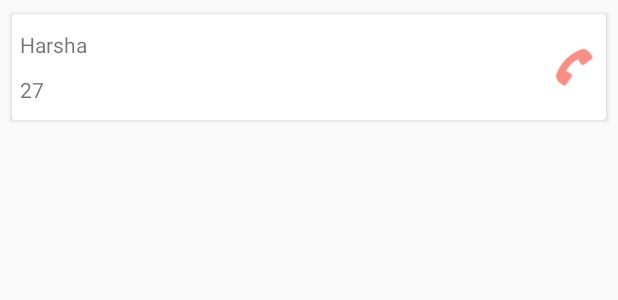
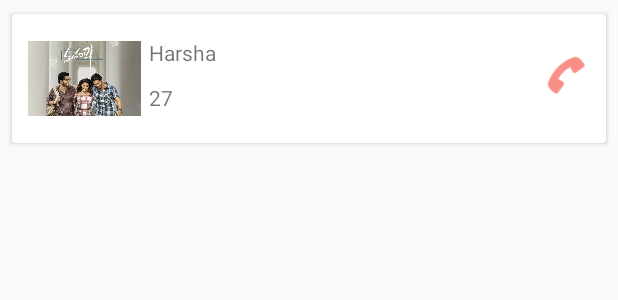
Before and after one commit to TecmaxBTM/AndroidBasics, an Android app: the layout adapter_student_item.xml on its own in the app's theme, with its tools: preview values and no code run, on a phone screen of 412 x 824 dp. Shown: the top 300 px of the screen. Run offline under Robolectric (Android 15) with nearby library versions, the phone set to English and light mode, and no system bars.

```diff
--- a/CornGenerator/app/build.gradle
+++ b/CornGenerator/app/build.gradle
@@ -26,6 +26,7 @@ dependencies {
     implementation 'com.android.support.constraint:constraint-layout:1.1.3'
     implementation 'com.android.support:design:28.0.0'
     implementation 'com.android.support:support-v4:28.0.0'
+    implementation 'com.squareup.picasso:picasso:2.5.2'
     testImplementation 'junit:junit:4.12'
     androidTestImplementation 'com.android.support.test:runner:1.0.2'
     androidTestImplementation 'com.android.support.test.espresso:espresso-core:3.0.2'
--- a/CornGenerator/app/src/main/AndroidManifest.xml
+++ b/CornGenerator/app/src/main/AndroidManifest.xml
@@ -3,6 +3,8 @@
     xmlns:tools="http://schemas.android.com/tools"
     package="com.hotstar.corngenerator">
 
+
+    <uses-permission android:name="android.permission.INTERNET"/>
     <application
         android:allowBackup="true"
         android:icon="@mipmap/ic_launcher"
--- a/CornGenerator/app/src/main/java/com/hotstar/corngenerator/LauncherActivity.java
+++ b/CornGenerator/app/src/main/java/com/hotstar/corngenerator/LauncherActivity.java
@@ -25,7 +25,7 @@ public class LauncherActivity extends AppCompatActivity {
                 finish();
                 startActivity(new Intent(LauncherActivity.this, ExpandingActivity.class));
             }
-        }, 4000);
+        }, 1000);
 
     }
 }
--- a/CornGenerator/app/src/main/res/layout/adapter_student_item.xml
+++ b/CornGenerator/app/src/main/res/layout/adapter_student_item.xml
@@ -5,8 +5,8 @@
     android:layout_width="match_parent"
     android:layout_height="wrap_content"
     android:layout_marginStart="5dp"
-    android:layout_marginEnd="5dp"
-    android:layout_marginTop="5dp">
+    android:layout_marginTop="5dp"
+    android:layout_marginEnd="5dp">
 
     <android.support.v7.widget.CardView
         android:layout_width="match_parent"
@@ -20,12 +20,21 @@
 
         <RelativeLayout
             android:layout_width="match_parent"
-            android:layout_height="wrap_content">
+            android:layout_height="75dp"
+            android:padding="5dp">
+
+            <ImageView
+                android:id="@+id/stImage"
+                android:layout_width="75dp"
+                android:layout_height="match_parent"
+                tools:src="@drawable/msj" />
 
             <TextView
                 android:id="@+id/stName"
                 android:layout_width="match_parent"
                 android:layout_height="wrap_content"
+                android:layout_marginStart="5dp"
+                android:layout_toEndOf="@+id/stImage"
                 android:paddingTop="5dp"
                 android:paddingBottom="5dp"
                 tools:text="Harsha" />
@@ -35,6 +44,8 @@
                 android:layout_width="match_parent"
                 android:layout_height="wrap_content"
                 android:layout_below="@+id/stName"
+                android:layout_marginStart="5dp"
+                android:layout_toEndOf="@+id/stImage"
                 android:paddingTop="5dp"
                 android:paddingBottom="5dp"
                 tools:text="27" />
```
Also changed, not shown: CornGenerator/app/src/main/java/com/hotstar/corngenerator/coordinator/ExpandingActivity.java (+18 -3 lines), CornGenerator/app/src/main/java/com/hotstar/corngenerator/recyclerview/RecycleActivity.java (+5 -5 lines), CornGenerator/app/src/main/java/com/hotstar/corngenerator/recyclerview/StudentAdapter.java (+12 -2 lines).
